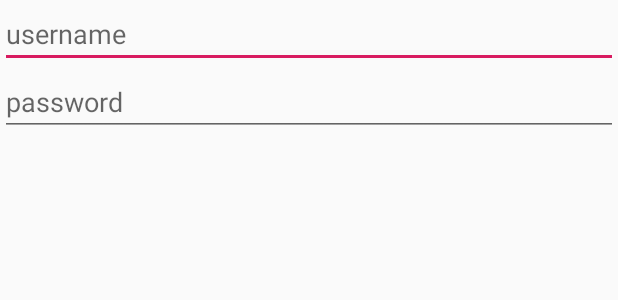
After one commit to LaQuay/thingsboard-android, an Android app: the layout dialog_login.xml on its own in the app's theme, with its tools: preview values and no code run, on a phone screen of 412 x 824 dp. The commit adds this screen. Shown: the top 300 px of the screen. Run offline under Robolectric (Android 15) with nearby library versions, the phone set to English and light mode, and no system bars.

Commit message:
login done

```diff
--- a/app/src/main/AndroidManifest.xml
+++ b/app/src/main/AndroidManifest.xml
@@ -1,6 +1,8 @@
 <?xml version="1.0" encoding="utf-8"?>
 <manifest xmlns:android="http://schemas.android.com/apk/res/android"
     package="com.laquay.thingsboardandroid">
+
+    <uses-permission android:name="android.permission.INTERNET" />
 
     <application
         android:allowBackup="true"
--- /dev/null
+++ b/app/src/main/res/layout/dialog_login.xml
@@ -0,0 +1,19 @@
+<?xml version="1.0" encoding="utf-8"?>
+<LinearLayout xmlns:android="http://schemas.android.com/apk/res/android"
+    android:layout_width="match_parent"
+    android:layout_height="wrap_content"
+    android:orientation="vertical">
+
+    <EditText
+        android:id="@+id/username_login_dialog"
+        android:layout_width="match_parent"
+        android:layout_height="wrap_content"
+        android:hint="@string/dialog_login_username" />
+
+    <EditText
+        android:id="@+id/password_login_dialog"
+        android:layout_width="match_parent"
+        android:layout_height="wrap_content"
+        android:hint="@string/dialog_login_password" />
+
+</LinearLayout>
--- a/app/src/main/res/values/strings.xml
+++ b/app/src/main/res/values/strings.xml
@@ -1,3 +1,10 @@
 <resources>
     <string name="app_name">ThingsboardAndroid</string>
+    <string name="login">login</string>
+    <string name="dialog_login_username">username</string>
+    <string name="dialog_login_password">password</string>
+    <string name="ok">OK</string>
+    <string name="cancel">Cancel</string>
+    <string name="auth_ok">Auth OK</string>
+    <string name="auth_fail">Auth failed</string>
 </resources>
```
Also changed, not shown: app/build.gradle (+3 -5 lines), app/src/main/java/com/laquay/thingsboardandroid/MainActivity.java (+105 -0 lines), app/src/main/java/com/laquay/thingsboardandroid/VolleyController.java (added, +66 -0 lines), app/src/main/res/menu/menu.xml (added, +9 -0 lines), 1 other file.
